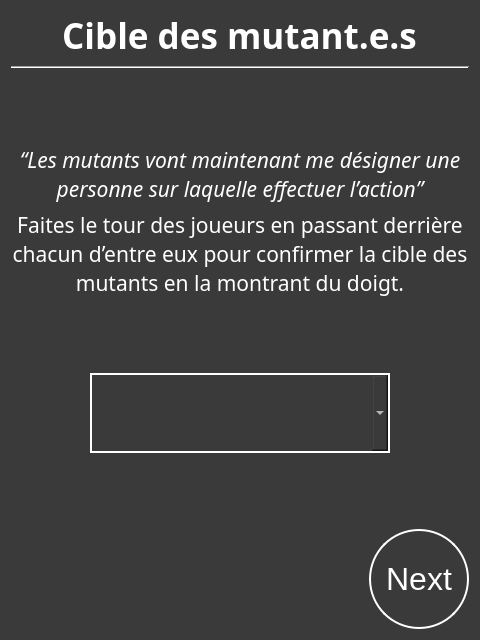
Old version of the form SporzOBC-WAL/code/resources/Phases/Night/Mutant/kill_or_mutate_target.ui in the repository Eben-Epi/SporzOBC.
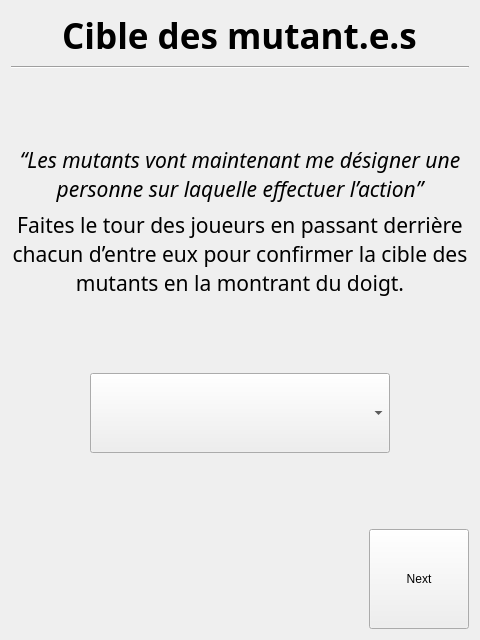
New version of the form.

Commit message: Changed style management of application (will need to use scratchpad pour a lot of night ui views)

```diff
--- a/SporzOBC-WAL/code/resources/Phases/Night/Mutant/kill_or_mutate_target.ui
+++ b/SporzOBC-WAL/code/resources/Phases/Night/Mutant/kill_or_mutate_target.ui
@@ -13,29 +13,7 @@
   <property name="windowTitle">
    <string>Form</string>
   </property>
-  <property name="styleSheet">
-   <string notr="true">#MutantsKillOrMutateTarget {
-    background-color: rgb(58, 58, 58);
-    }
-
-QLabel {
-	color:white;
-}
-
-QPushButton  {
-    border: 2px solid white;
-    background-color: rgb(58, 58, 58);
-    padding: 10px 10px;
-    font-size: 32px;
-	color:white;
-    border-radius: 50px;
-}
-QComboBox  {
-	border: 2px solid white;
-    background-color:  rgb(58, 58, 58);
-    font-size: 28px;
-	color: white;
-}</string>
+  <property name="styleSheet"><string notr="true"/>
   </property>
   <layout class="QGridLayout" name="gridLayout">
    <item row="0" column="0">
```
The commit also changes 109 other files.
